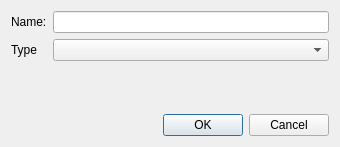
This is molequeue/ui/addqueuedialog.ui in OpenChemistry/molequeue as Qt 5 draws it before an edit. The edited form follows.
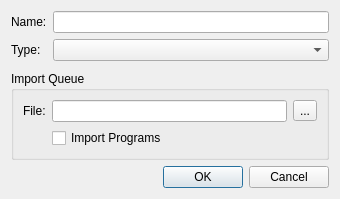
This is the edited form.

Commit message:
Implement import/export for queues and programs.
This also makes the UI for add/config/remove/export queues
and programs more consistent and fixes a bug where config/
remove queue could be called with no selected queues.

```diff
--- a/molequeue/ui/addqueuedialog.ui
+++ b/molequeue/ui/addqueuedialog.ui
@@ -7,7 +7,7 @@
     <x>0</x>
     <y>0</y>
     <width>340</width>
-    <height>147</height>
+    <height>199</height>
    </rect>
   </property>
   <property name="windowTitle">
@@ -29,7 +29,7 @@
      <item row="1" column="0">
       <widget class="QLabel" name="typeLabel">
        <property name="text">
-        <string>Type</string>
+        <string>Type:</string>
        </property>
       </widget>
      </item>
@@ -38,6 +38,49 @@
      </item>
     </layout>
    </item>
+   <item>
+    <widget class="QGroupBox" name="importGroup">
+     <property name="title">
+      <string>Import Queue</string>
+     </property>
+     <layout class="QFormLayout" name="formLayout">
+      <property name="fieldGrowthPolicy">
+       <enum>QFormLayout::ExpandingFieldsGrow</enum>
+      </property>
+      <item row="0" column="0">
+       <widget class="QLabel" name="label">
+        <property name="text">
+         <string>File:</string>
+        </property>
+       </widget>
+      </item>
+      <item row="0" column="1">
+       <layout class="QHBoxLayout" name="horizontalLayout">
+        <item>
+         <widget class="QLineEdit" name="fileEdit"/>
+        </item>
+        <item>
+         <widget class="QToolButton" name="fileButton">
+          <property name="text">
+           <string>...</string>
+          </property>
+         </widget>
+        </item>
+       </layout>
+      </item>
+      <item row="1" column="1">
+       <widget class="QCheckBox" name="importPrograms">
+        <property name="toolTip">
+         <string>&lt;html&gt;&lt;head/&gt;&lt;body&gt;&lt;p&gt;Import Programs&lt;/p&gt;&lt;p&gt;&lt;br/&gt;&lt;/p&gt;&lt;p&gt;Import any program configurations stored in the queue file.&lt;/p&gt;&lt;/body&gt;&lt;/html&gt;</string>
+        </property>
+        <property name="text">
+         <string>Import Programs</string>
+        </property>
+       </widget>
+      </item>
+     </layout>
+    </widget>
+   </item>
    <item>
     <widget class="QDialogButtonBox" name="buttonBox">
      <property name="orientation">
```
The commit also changes 19 other files.
